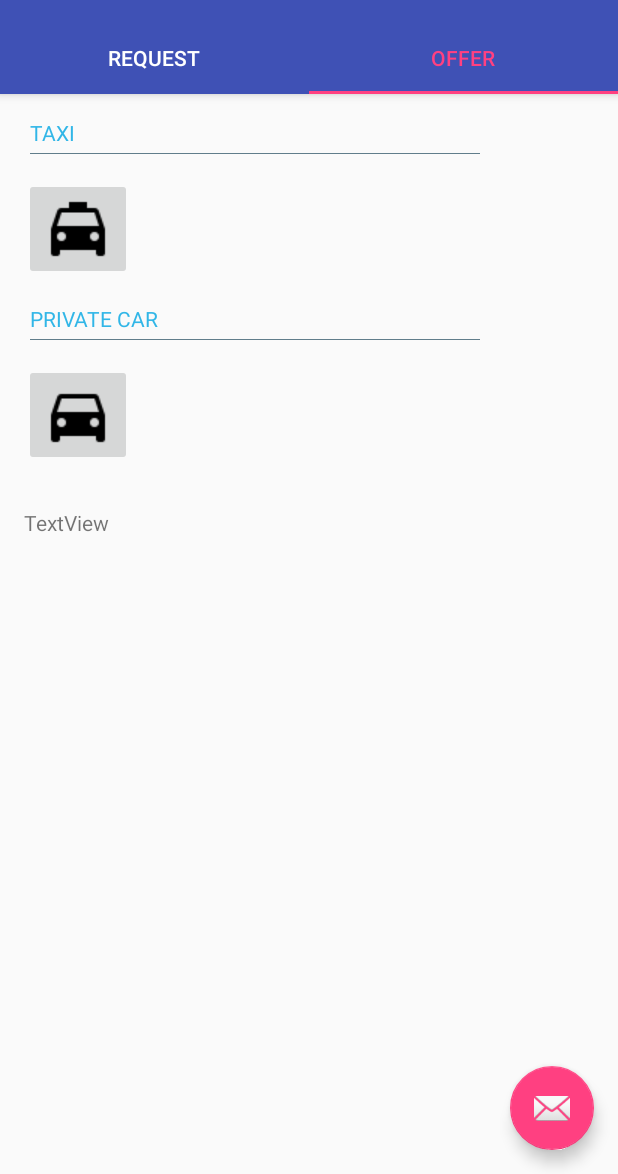
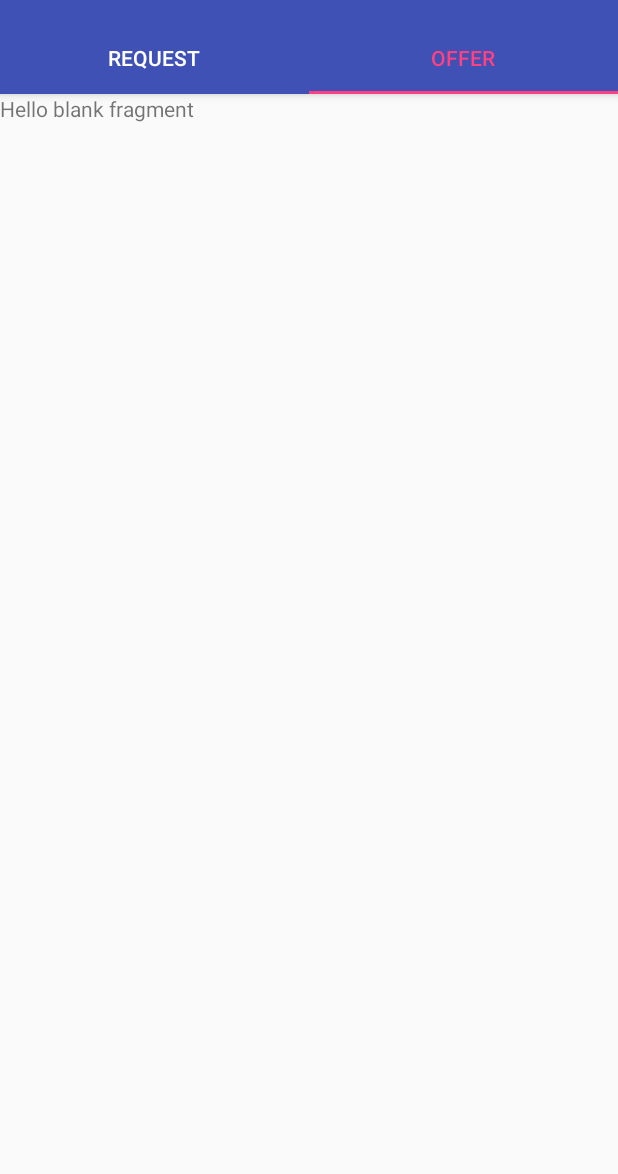
Before and after one commit to billy0222/UShare, an Android app: the screen it shows after launch (MainActivity), tab 2 chosen, on a phone screen of 412 x 824 dp, the part 62-1236 px from its top. Run offline under Robolectric (Android 15) with nearby library versions, the phone set to English and light mode, and no system bars.

Commit message:
implemented the tab layout

```diff
--- a/app/build.gradle
+++ b/app/build.gradle
@@ -23,6 +23,7 @@ dependencies {
     implementation 'com.android.support:appcompat-v7:26.1.0'
     implementation 'com.android.support:design:26.1.0'
     implementation 'com.android.support.constraint:constraint-layout:1.0.2'
+    implementation 'com.android.support:support-v4:26.1.0'
     testImplementation 'junit:junit:4.12'
     androidTestImplementation 'com.android.support.test:runner:1.0.1'
     androidTestImplementation 'com.android.support.test.espresso:espresso-core:3.0.1'
--- a/app/src/main/java/lix5/ushare/MainActivity.java
+++ b/app/src/main/java/lix5/ushare/MainActivity.java
@@ -3,6 +3,12 @@ package lix5.ushare;
 import android.os.Bundle;
 import android.support.design.widget.FloatingActionButton;
 import android.support.design.widget.Snackbar;
+import android.support.design.widget.TabLayout;
+import android.support.v4.app.Fragment;
+import android.support.v4.app.FragmentManager;
+import android.support.v4.app.FragmentPagerAdapter;
+import android.support.v4.view.PagerAdapter;
+import android.support.v4.view.ViewPager;
 import android.view.View;
 import android.support.design.widget.NavigationView;
 import android.support.v4.view.GravityCompat;
@@ -40,7 +46,53 @@ public class MainActivity extends AppCompatActivity
 
         NavigationView navigationView = (NavigationView) findViewById(R.id.nav_view);
         navigationView.setNavigationItemSelectedListener(this);
+
+        ViewPager vp_pages= (ViewPager) findViewById(R.id.vp_pages);
+        PagerAdapter pagerAdapter=new FragmentAdapter(getSupportFragmentManager());
+        vp_pages.setAdapter(pagerAdapter);
+
+        TabLayout tbl_pages= (TabLayout) findViewById(R.id.tabLayout);
+        tbl_pages.setupWithViewPager(vp_pages);
+
+
     }
+
+
+    class FragmentAdapter extends FragmentPagerAdapter {
+
+        public FragmentAdapter(FragmentManager fm) {
+            super(fm);
+        }
+
+        @Override
+        public Fragment getItem(int position) {
+            switch (position){
+                case 0:
+                    return new RequestFragment();
+                case 1:
+                    return new OfferFragment();
+            }
+            return null;
+        }
+
+        @Override
+        public int getCount() {
+            return 2;
+        }
+
+
+        @Override
+        public CharSequence getPageTitle(int position) {
+            switch (position){
+                case 0:return "Request";
+                case 1:return "Offer";
+                default:return null;
+            }
+        }
+    }
+
+
+
 
     @Override
     public void onBackPressed() {
--- /dev/null
+++ b/app/src/main/java/lix5/ushare/OfferFragment.java
@@ -0,0 +1,65 @@
+package lix5.ushare;
+
+
+import android.os.Bundle;
+import android.support.v4.app.Fragment;
+import android.view.LayoutInflater;
+import android.view.View;
+import android.view.ViewGroup;
+
+
+/**
+ * A simple {@link Fragment} subclass.
+ * Use the {@link OfferFragment#newInstance} factory method to
+ * create an instance of this fragment.
+ */
+public class OfferFragment extends Fragment {
+    // TODO: Rename parameter arguments, choose names that match
+    // the fragment initialization parameters, e.g. ARG_ITEM_NUMBER
+    private static final String ARG_PARAM1 = "param1";
+    private static final String ARG_PARAM2 = "param2";
+
+    // TODO: Rename and change types of parameters
+    private String mParam1;
+    private String mParam2;
+
+
+    public OfferFragment() {
+        // Required empty public constructor
+    }
+
+    /**
+     * Use this factory method to create a new instance of
+     * this fragment using the provided parameters.
+     *
+     * @param param1 Parameter 1.
+     * @param param2 Parameter 2.
+     * @return A new instance of fragment OfferFragment.
+     */
+    // TODO: Rename and change types and number of parameters
+    public static OfferFragment newInstance(String param1, String param2) {
+        OfferFragment fragment = new OfferFragment();
+        Bundle args = new Bundle();
+        args.putString(ARG_PARAM1, param1);
+        args.putString(ARG_PARAM2, param2);
+        fragment.setArguments(args);
+        return fragment;
+    }
+
+    @Override
+    public void onCreate(Bundle savedInstanceState) {
+        super.onCreate(savedInstanceState);
+        if (getArguments() != null) {
+            mParam1 = getArguments().getString(ARG_PARAM1);
+            mParam2 = getArguments().getString(ARG_PARAM2);
+        }
+    }
+
+    @Override
+    public View onCreateView(LayoutInflater inflater, ViewGroup container,
+                             Bundle savedInstanceState) {
+        // Inflate the layout for this fragment
+        return inflater.inflate(R.layout.fragment_offer, container, false);
+    }
+
+}
--- /dev/null
+++ b/app/src/main/java/lix5/ushare/RequestFragment.java
@@ -0,0 +1,65 @@
+package lix5.ushare;
+
+
+import android.os.Bundle;
+import android.support.v4.app.Fragment;
+import android.view.LayoutInflater;
+import android.view.View;
+import android.view.ViewGroup;
+
+
+/**
+ * A simple {@link Fragment} subclass.
+ * Use the {@link RequestFragment#newInstance} factory method to
+ * create an instance of this fragment.
+ */
+public class RequestFragment extends Fragment {
+    // TODO: Rename parameter arguments, choose names that match
+    // the fragment initialization parameters, e.g. ARG_ITEM_NUMBER
+    private static final String ARG_PARAM1 = "param1";
+    private static final String ARG_PARAM2 = "param2";
+
+    // TODO: Rename and change types of parameters
+    private String mParam1;
+    private String mParam2;
+
+
+    public RequestFragment() {
+        // Required empty public constructor
+    }
+
+    /**
+     * Use this factory method to create a new instance of
+     * this fragment using the provided parameters.
+     *
+     * @param param1 Parameter 1.
+     * @param param2 Parameter 2.
+     * @return A new instance of fragment RequestFragment.
+     */
+    // TODO: Rename and change types and number of parameters
+    public static RequestFragment newInstance(String param1, String param2) {
+        RequestFragment fragment = new RequestFragment();
+        Bundle args = new Bundle();
+        args.putString(ARG_PARAM1, param1);
+        args.putString(ARG_PARAM2, param2);
+        fragment.setArguments(args);
+        return fragment;
+    }
+
+    @Override
+    public void onCreate(Bundle savedInstanceState) {
+        super.onCreate(savedInstanceState);
+        if (getArguments() != null) {
+            mParam1 = getArguments().getString(ARG_PARAM1);
+            mParam2 = getArguments().getString(ARG_PARAM2);
+        }
+    }
+
+    @Override
+    public View onCreateView(LayoutInflater inflater, ViewGroup container,
+                             Bundle savedInstanceState) {
+        // Inflate the layout for this fragment
+        return inflater.inflate(R.layout.fragment_request, container, false);
+    }
+
+}
--- a/app/src/main/res/layout/app_bar_main.xml
+++ b/app/src/main/res/layout/app_bar_main.xml
@@ -1,9 +1,11 @@
 <?xml version="1.0" encoding="utf-8"?>
-<android.support.design.widget.CoordinatorLayout xmlns:android="http://schemas.android.com/apk/res/android"
+<LinearLayout xmlns:android="http://schemas.android.com/apk/res/android"
     xmlns:app="http://schemas.android.com/apk/res-auto"
     xmlns:tools="http://schemas.android.com/tools"
     android:layout_width="match_parent"
     android:layout_height="match_parent"
+    android:fitsSystemWindows="true"
+    android:orientation="vertical"
     tools:context="lix5.ushare.MainActivity">
 
     <android.support.design.widget.AppBarLayout
@@ -25,33 +27,19 @@
             android:background="@color/colorPrimary"
             app:tabTextColor="#FFFFFF"
             app:tabSelectedTextColor="@color/colorAccent"
+            app:tabMode="fixed"
+            app:tabGravity="fill"
             app:layout_constraintHorizontal_bias="0.0"
             app:layout_constraintLeft_toLeftOf="parent"
             app:layout_constraintRight_toRightOf="parent"
-            app:layout_constraintTop_toTopOf="parent">
-
-            <android.support.design.widget.TabItem
-                android:layout_width="wrap_content"
-                android:layout_height="wrap_content"
-                android:text="@string/request" />
-
-            <android.support.design.widget.TabItem
-                android:layout_width="wrap_content"
-                android:layout_height="wrap_content"
-                android:text="@string/offer" />
-
-        </android.support.design.widget.TabLayout>
-
-        <android.support.v4.view.ViewPager
-            android:id="@+id/container"
-            android:layout_width="match_parent"
-            android:layout_height="match_parent" />
+            app:layout_constraintTop_toTopOf="parent" />
 
     </android.support.design.widget.AppBarLayout>
 
-
-
-    <include layout="@layout/content_main" />
+        <android.support.v4.view.ViewPager
+            android:id="@+id/vp_pages"
+            android:layout_width="match_parent"
+            android:layout_height="match_parent" />
 
     <android.support.design.widget.FloatingActionButton
         android:id="@+id/fab"
@@ -61,4 +49,4 @@
         android:layout_margin="@dimen/fab_margin"
         app:srcCompat="@android:drawable/ic_dialog_email" />
 
-</android.support.design.widget.CoordinatorLayout>
+</LinearLayout>
--- /dev/null
+++ b/app/src/main/res/layout/fragment_offer.xml
@@ -0,0 +1,13 @@
+<FrameLayout xmlns:android="http://schemas.android.com/apk/res/android"
+    xmlns:tools="http://schemas.android.com/tools"
+    android:layout_width="match_parent"
+    android:layout_height="match_parent"
+    tools:context="lix5.ushare.OfferFragment">
+
+    <!-- TODO: Update blank fragment layout -->
+    <TextView
+        android:layout_width="match_parent"
+        android:layout_height="match_parent"
+        android:text="@string/hello_blank_fragment" />
+
+</FrameLayout>
--- a/app/src/main/res/values/strings.xml
+++ b/app/src/main/res/values/strings.xml
@@ -10,4 +10,7 @@
     <string name="offer">offer</string>
     <string name="request">request</string>
     <string name="name">Name</string>
+
+    <!-- TODO: Remove or change this placeholder text -->
+    <string name="hello_blank_fragment">Hello blank fragment</string>
 </resources>
```
Also changed, not shown: app/src/main/res/layout/fragment_request.xml (added, +60 -0 lines).
